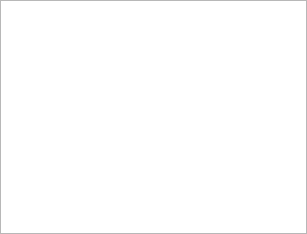
Before: the Qt Designer form datatypesview/datatypesview.ui in PREF/PREF, drawn with Qt 5.
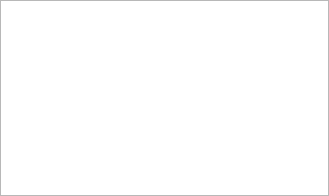
After: the same form once the commit is applied.

The edit to the form file:
```diff
--- a/datatypesview/datatypesview.ui
+++ b/datatypesview/datatypesview.ui
@@ -6,14 +6,14 @@
    <rect>
     <x>0</x>
     <y>0</y>
-    <width>307</width>
-    <height>234</height>
+    <width>329</width>
+    <height>196</height>
    </rect>
   </property>
   <property name="windowTitle">
    <string>Form</string>
   </property>
-  <layout class="QVBoxLayout" name="verticalLayout">
+  <layout class="QHBoxLayout" name="horizontalLayout">
    <property name="margin">
     <number>0</number>
    </property>
```
